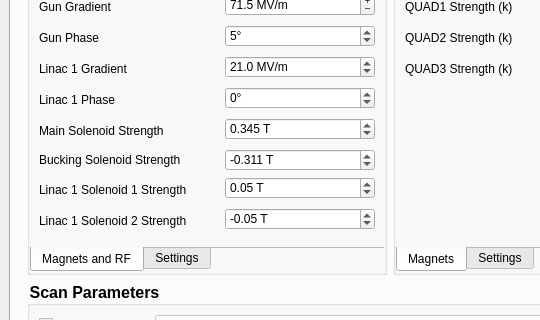
This is astra_comparison_gui_tabs.ui in VELA-CLARA-software/OnlineModel as Qt 5 draws it before an edit; both pictures show x 0 to 540 and y 366 to 686 of the 1026 by 786 pixel window. The edited form follows.
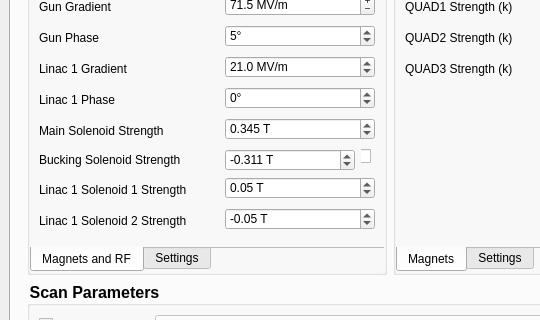
This is the edited form. Custom widgets are drawn as their Qt base class.

Commit message: Moved Scan to controller. Added BSOL tracking of SOL.

Diff of the .ui file:
```diff
--- a/astra_comparison_gui_tabs.ui
+++ b/astra_comparison_gui_tabs.ui
@@ -1088,14 +1088,14 @@
                  </property>
                 </widget>
                </item>
-               <item row="5" column="0">
+               <item row="6" column="0">
                 <widget class="QLabel" name="label_7">
                  <property name="text">
                   <string>Bucking Solenoid Strength</string>
                  </property>
                 </widget>
                </item>
-               <item row="6" column="0">
+               <item row="7" column="0">
                 <widget class="QLabel" name="linac1_sol1_strength_label">
                  <property name="sizePolicy">
                   <sizepolicy hsizetype="Preferred" vsizetype="Preferred">
@@ -1114,7 +1114,7 @@
                  </property>
                 </widget>
                </item>
-               <item row="6" column="1">
+               <item row="7" column="1">
                 <widget class="QDoubleSpinBox" name="linac1_sol1_strength_2">
                  <property name="maximumSize">
                   <size>
@@ -1142,7 +1142,7 @@
                  </property>
                 </widget>
                </item>
-               <item row="7" column="0">
+               <item row="8" column="0">
                 <widget class="QLabel" name="linac1_sol2_strength_label">
                  <property name="sizePolicy">
                   <sizepolicy hsizetype="Preferred" vsizetype="Preferred">
@@ -1161,7 +1161,7 @@
                  </property>
                 </widget>
                </item>
-               <item row="7" column="1">
+               <item row="8" column="1">
                 <widget class="QDoubleSpinBox" name="linac1_sol2_strength_2">
                  <property name="maximumSize">
                   <size>
@@ -1189,8 +1189,29 @@
                  </property>
                 </widget>
                </item>
-               <item row="5" column="1">
+               <item row="6" column="1">
+                <widget class="QWidget" name="widget_3" native="true">
+                 <layout class="QFormLayout" name="formLayout_10">
+                  <property name="leftMargin">
+                   <number>0</number>
+                  </property>
+                  <property name="topMargin">
+                   <number>0</number>
+                  </property>
+                  <property name="rightMargin">
+                   <number>4</number>
+                  </property>
+                  <property name="bottomMargin">
+                   <number>0</number>
+                  </property>
+                  <item row="0" column="0">
                 <widget class="QDoubleSpinBox" name="buckingsol_strength">
+                    <property name="minimumSize">
+                     <size>
+                      <width>130</width>
+                      <height>0</height>
+                     </size>
+                    </property>
                  <property name="maximumSize">
                   <size>
                    <width>150</width>
@@ -1220,6 +1241,34 @@
                  </property>
                 </widget>
                </item>
+                  <item row="0" column="1">
+                   <widget class="QCheckBox" name="bsol_track_checkBox">
+                    <property name="maximumSize">
+                     <size>
+                      <width>20</width>
+                      <height>16777215</height>
+                     </size>
+                    </property>
+                    <property name="toolTip">
+                     <string>Track Main Solenoid Field</string>
+                    </property>
+                    <property name="whatsThis">
+                     <string>Track Main Solenoid Field</string>
+                    </property>
+                    <property name="accessibleName">
+                     <string>simulation:bsol_tracking</string>
+                    </property>
+                    <property name="layoutDirection">
+                     <enum>Qt::RightToLeft</enum>
+                    </property>
+                    <property name="text">
+                     <string/>
+                    </property>
+                   </widget>
+                  </item>
+                 </layout>
+                </widget>
+               </item>
               </layout>
              </widget>
              <widget class="QWidget" name="tab_12">
```
Left out of the diff: 79 changed lines with no effect on the pictures. Lines whose indentation alone changed are shown as unchanged. The commit also changes 3 other files.
